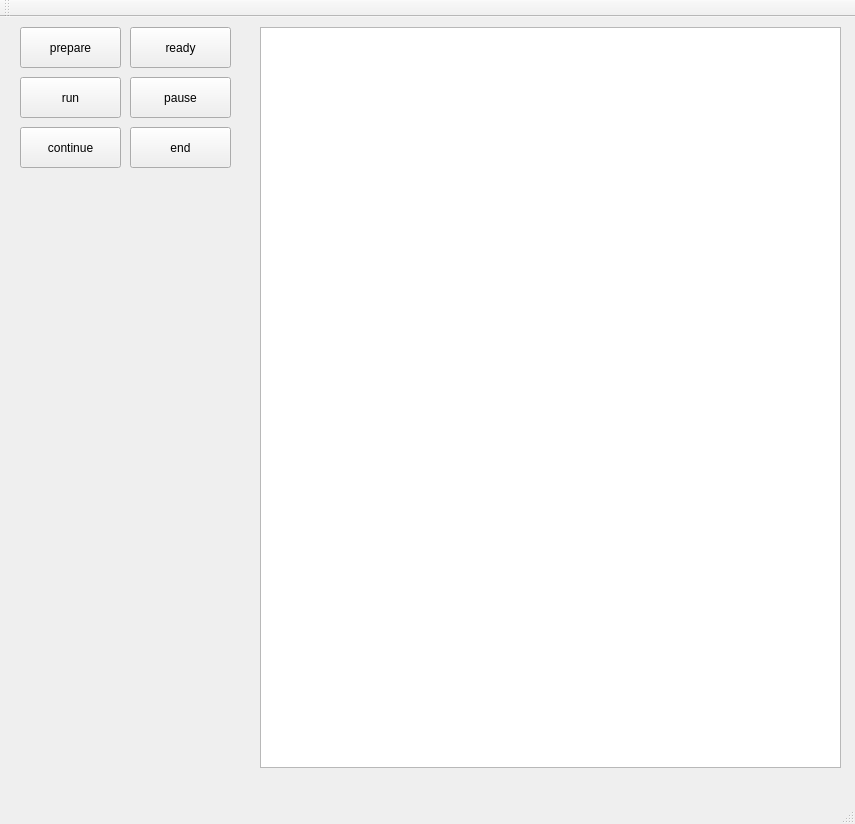
Lucky97Snow/QtRunControl, file QtRunControl/QtRunControl.ui: the form before one commit.
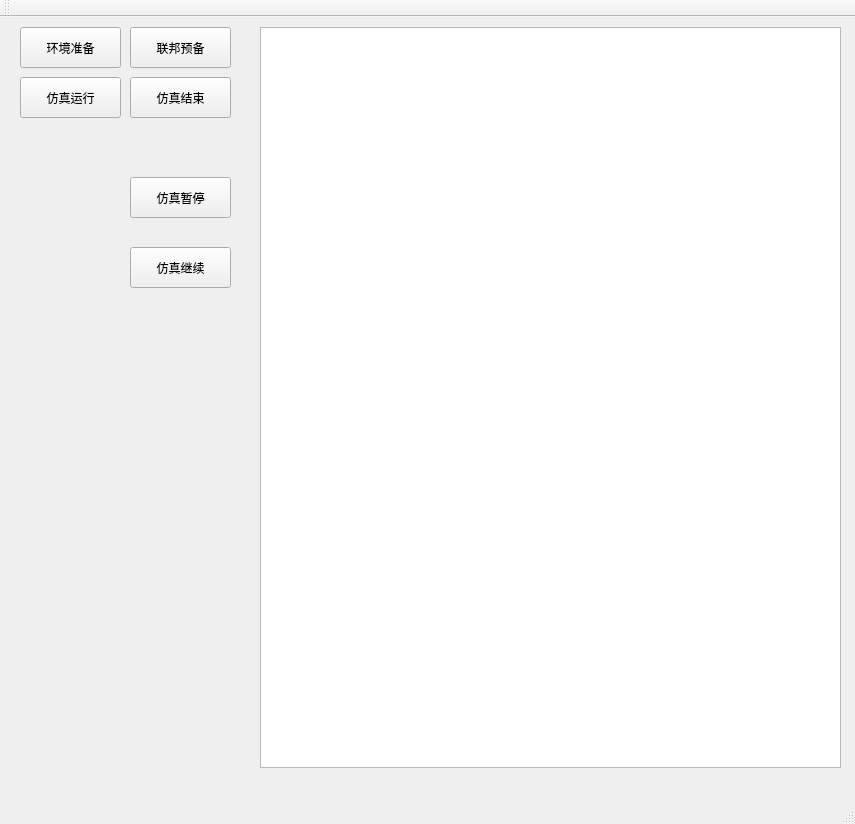
The form after the commit.

Commit message: 1030里程碑，流程完毕，下一步优化业务逻辑，优化界面，研究resign 的bug

```diff
--- a/QtRunControl/QtRunControl.ui
+++ b/QtRunControl/QtRunControl.ui
@@ -24,7 +24,7 @@
      </rect>
     </property>
     <property name="text">
-     <string>prepare</string>
+     <string>环境准备</string>
     </property>
    </widget>
    <widget class="QTextBrowser" name="textBrowser">
@@ -53,7 +53,7 @@
      </rect>
     </property>
     <property name="text">
-     <string>ready</string>
+     <string>联邦预备</string>
     </property>
    </widget>
    <widget class="QPushButton" name="pushButton_3">
@@ -66,46 +66,46 @@
      </rect>
     </property>
     <property name="text">
-     <string>run</string>
+     <string>仿真运行</string>
     </property>
    </widget>
    <widget class="QPushButton" name="pushButton_4">
     <property name="geometry">
      <rect>
       <x>130</x>
-      <y>60</y>
+      <y>160</y>
       <width>101</width>
       <height>41</height>
      </rect>
     </property>
     <property name="text">
-     <string>pause</string>
+     <string>仿真暂停</string>
     </property>
    </widget>
    <widget class="QPushButton" name="pushButton_5">
     <property name="geometry">
      <rect>
-      <x>20</x>
-      <y>110</y>
+      <x>130</x>
+      <y>230</y>
       <width>101</width>
       <height>41</height>
      </rect>
     </property>
     <property name="text">
-     <string>continue</string>
+     <string>仿真继续</string>
     </property>
    </widget>
    <widget class="QPushButton" name="pushButton_6">
     <property name="geometry">
      <rect>
       <x>130</x>
-      <y>110</y>
+      <y>60</y>
       <width>101</width>
       <height>41</height>
      </rect>
     </property>
     <property name="text">
-     <string>end</string>
+     <string>仿真结束</string>
     </property>
    </widget>
   </widget>
```
Left out of the diff: 57 changed lines with no effect on the pictures. The commit also changes 6 other files.
